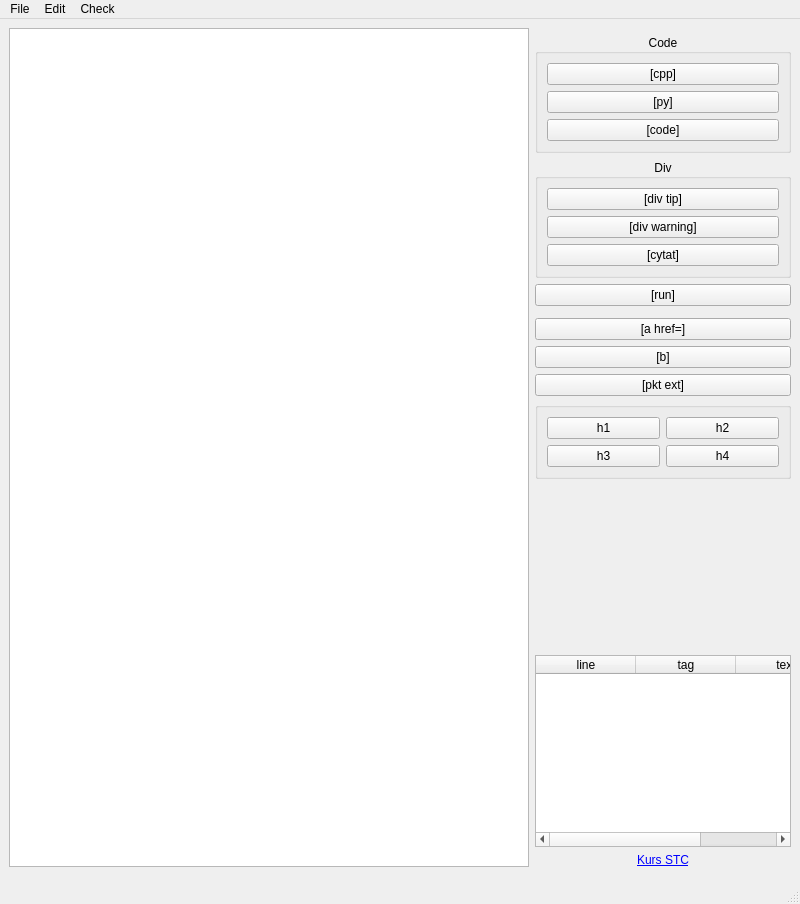
First picture: the form in ui/mainwindow.ui, repository baziorek/STC_editor, before the edit.
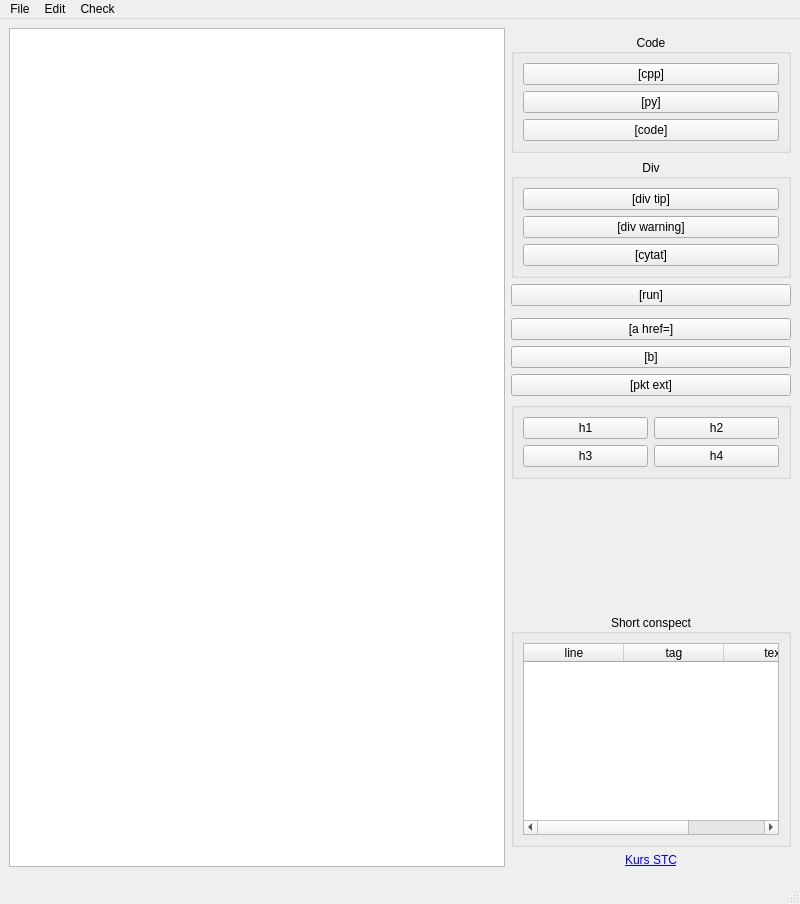
Second picture: the form after the edit. Custom widgets are drawn as their Qt base class.

```diff
--- a/ui/mainwindow.ui
+++ b/ui/mainwindow.ui
@@ -34,6 +34,15 @@
      </widget>
     </item>
     <item row="11" column="1">
+     <widget class="QGroupBox" name="contextGroup">
+      <property name="title">
+       <string>Short conspect</string>
+      </property>
+      <property name="alignment">
+       <set>Qt::AlignCenter</set>
+      </property>
+      <layout class="QVBoxLayout" name="verticalLayout_3">
+       <item>
      <widget class="QTableWidget" name="contextTableWidget">
       <property name="sizePolicy">
        <sizepolicy hsizetype="Preferred" vsizetype="MinimumExpanding">
@@ -64,6 +73,9 @@
       </column>
      </widget>
     </item>
+      </layout>
+     </widget>
+    </item>
     <item row="3" column="1">
      <widget class="QPushButton" name="button_run">
       <property name="text">
```
Left out of the diff: 185 changed lines with no effect on the pictures. Lines whose indentation alone changed are shown as unchanged.
